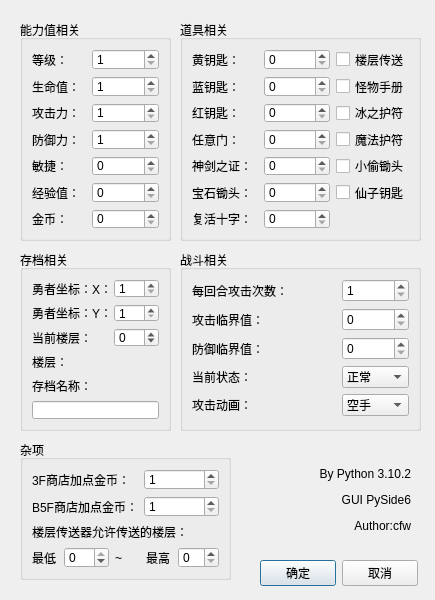
Qt form setting.ui (cfwnico/xinSavedataEditor) before a commit.
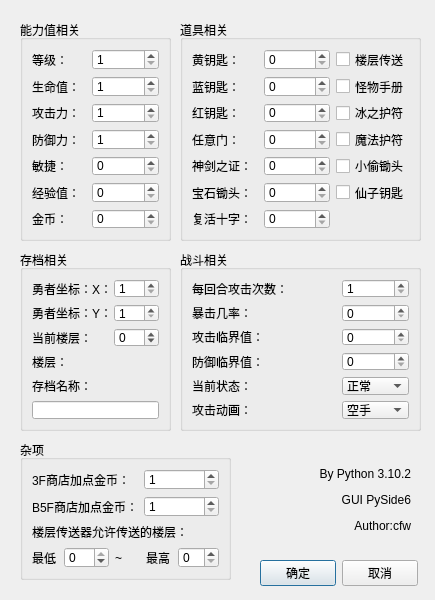
The same form after that commit.

```diff
--- a/setting.ui
+++ b/setting.ui
@@ -423,6 +423,20 @@
     <string>战斗相关</string>
    </property>
    <layout class="QGridLayout" name="gridLayout_4" columnstretch="8,1">
+    <item row="5" column="0">
+     <widget class="QLabel" name="label_31">
+      <property name="text">
+       <string>攻击动画：</string>
+      </property>
+     </widget>
+    </item>
+    <item row="3" column="1">
+     <widget class="QSpinBox" name="defnear_edit">
+      <property name="maximum">
+       <number>9999</number>
+      </property>
+     </widget>
+    </item>
     <item row="0" column="0">
      <widget class="QLabel" name="label_16">
       <property name="text">
@@ -430,6 +444,54 @@
       </property>
      </widget>
     </item>
+    <item row="5" column="1">
+     <widget class="QComboBox" name="atkanm_combobox">
+      <item>
+       <property name="text">
+        <string>空手</string>
+       </property>
+      </item>
+      <item>
+       <property name="text">
+        <string>铁剑</string>
+       </property>
+      </item>
+      <item>
+       <property name="text">
+        <string>银剑</string>
+       </property>
+      </item>
+      <item>
+       <property name="text">
+        <string>骑士剑</string>
+       </property>
+      </item>
+      <item>
+       <property name="text">
+        <string>圣剑</string>
+       </property>
+      </item>
+      <item>
+       <property name="text">
+        <string>神圣剑</string>
+       </property>
+      </item>
+     </widget>
+    </item>
+    <item row="2" column="1">
+     <widget class="QSpinBox" name="atknear_edit">
+      <property name="maximum">
+       <number>9999</number>
+      </property>
+     </widget>
+    </item>
+    <item row="2" column="0">
+     <widget class="QLabel" name="label_21">
+      <property name="text">
+       <string>攻击临界值：</string>
+      </property>
+     </widget>
+    </item>
     <item row="0" column="1">
      <widget class="QSpinBox" name="atktimes_edit">
       <property name="minimum">
@@ -440,42 +502,14 @@
       </property>
      </widget>
     </item>
-    <item row="1" column="0">
-     <widget class="QLabel" name="label_21">
-      <property name="text">
-       <string>攻击临界值：</string>
-      </property>
-     </widget>
-    </item>
-    <item row="1" column="1">
-     <widget class="QSpinBox" name="atknear_edit">
-      <property name="maximum">
-       <number>9999</number>
-      </property>
-     </widget>
-    </item>
-    <item row="2" column="0">
-     <widget class="QLabel" name="label_22">
-      <property name="text">
-       <string>防御临界值：</string>
-      </property>
-     </widget>
-    </item>
-    <item row="2" column="1">
-     <widget class="QSpinBox" name="defnear_edit">
-      <property name="maximum">
-       <number>9999</number>
-      </property>
-     </widget>
-    </item>
-    <item row="3" column="0">
+    <item row="4" column="0">
      <widget class="QLabel" name="label_23">
       <property name="text">
        <string>当前状态：</string>
       </property>
      </widget>
     </item>
-    <item row="3" column="1">
+    <item row="4" column="1">
      <widget class="QComboBox" name="stat_combobox">
       <item>
        <property name="text">
@@ -494,45 +528,25 @@
       </item>
      </widget>
     </item>
-    <item row="4" column="0">
-     <widget class="QLabel" name="label_31">
+    <item row="3" column="0">
+     <widget class="QLabel" name="label_22">
       <property name="text">
-       <string>攻击动画：</string>
+       <string>防御临界值：</string>
       </property>
      </widget>
     </item>
-    <item row="4" column="1">
-     <widget class="QComboBox" name="atkanm_combobox">
-      <item>
-       <property name="text">
-        <string>空手</string>
-       </property>
-      </item>
-      <item>
-       <property name="text">
-        <string>铁剑</string>
-       </property>
-      </item>
-      <item>
-       <property name="text">
-        <string>银剑</string>
-       </property>
-      </item>
-      <item>
-       <property name="text">
-        <string>骑士剑</string>
-       </property>
-      </item>
-      <item>
-       <property name="text">
-        <string>圣剑</string>
-       </property>
-      </item>
-      <item>
-       <property name="text">
-        <string>神圣剑</string>
-       </property>
-      </item>
+    <item row="1" column="0">
+     <widget class="QLabel" name="label_32">
+      <property name="text">
+       <string>暴击几率：</string>
+      </property>
+     </widget>
+    </item>
+    <item row="1" column="1">
+     <widget class="QSpinBox" name="baoji_edit">
+      <property name="maximum">
+       <number>100</number>
+      </property>
      </widget>
     </item>
    </layout>
```
